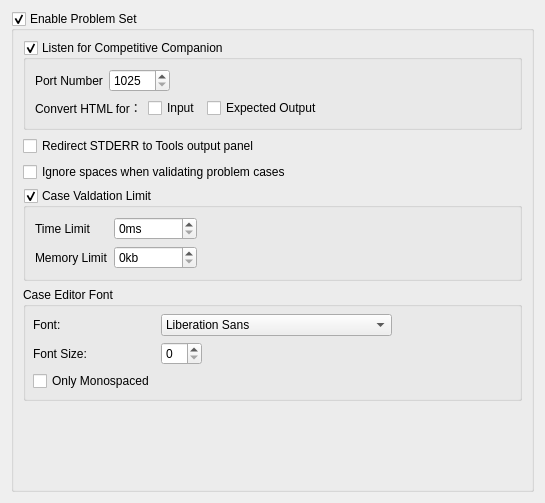
Above: RedPandaIDE/settingsdialog/executorproblemsetwidget.ui from royqh1979/RedPanda-CPP before the change. Below: the same form after it.
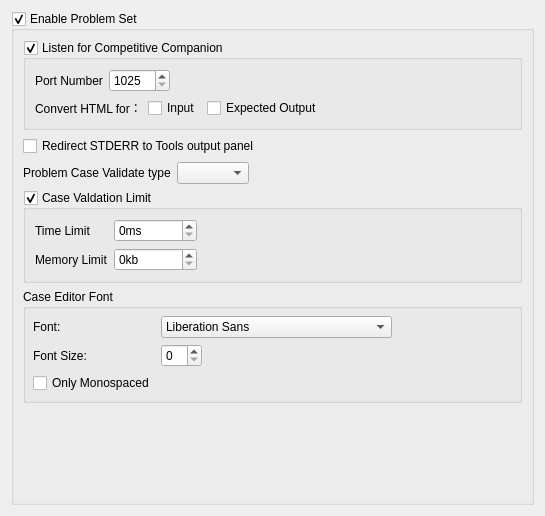
That is the form after the change.

Commit message: - enhancement: 3 compare mode for problem cases.

The edit to the form file:
```diff
--- a/RedPandaIDE/settingsdialog/executorproblemsetwidget.ui
+++ b/RedPandaIDE/settingsdialog/executorproblemsetwidget.ui
@@ -7,7 +7,7 @@
     <x>0</x>
     <y>0</y>
     <width>545</width>
-    <height>503</height>
+    <height>516</height>
    </rect>
   </property>
   <property name="windowTitle">
@@ -125,10 +125,44 @@
        </widget>
       </item>
       <item>
-       <widget class="QCheckBox" name="chkIgnoreSpacesWhenValidatingCases">
-        <property name="text">
-         <string>Ignore spaces when validating problem cases</string>
-        </property>
+       <widget class="QWidget" name="widget_4" native="true">
+        <layout class="QHBoxLayout" name="horizontalLayout_4">
+         <property name="leftMargin">
+          <number>0</number>
+         </property>
+         <property name="topMargin">
+          <number>0</number>
+         </property>
+         <property name="rightMargin">
+          <number>0</number>
+         </property>
+         <property name="bottomMargin">
+          <number>0</number>
+         </property>
+         <item>
+          <widget class="QLabel" name="label_7">
+           <property name="text">
+            <string>Problem Case Validate type</string>
+           </property>
+          </widget>
+         </item>
+         <item>
+          <widget class="QComboBox" name="cbProblemCaseValidateType"/>
+         </item>
+         <item>
+          <spacer name="horizontalSpacer_6">
+           <property name="orientation">
+            <enum>Qt::Horizontal</enum>
+           </property>
+           <property name="sizeHint" stdset="0">
+            <size>
+             <width>40</width>
+             <height>20</height>
+            </size>
+           </property>
+          </spacer>
+         </item>
+        </layout>
        </widget>
       </item>
       <item>
```
The commit also changes 15 other files.
